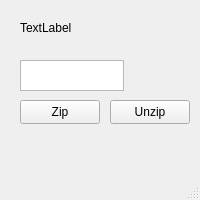
The window that mainwindow.ui (whiskeyAndrew/KArchiveWidget) describes before a commit, drawn with Qt 5.
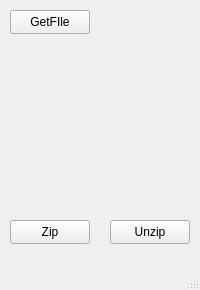
The same window after the commit.

```diff
--- a/mainwindow.ui
+++ b/mainwindow.ui
@@ -7,41 +7,18 @@
     <x>0</x>
     <y>0</y>
     <width>200</width>
-    <height>200</height>
+    <height>290</height>
    </rect>
   </property>
   <property name="windowTitle">
    <string>MainWindow</string>
   </property>
   <widget class="QWidget" name="centralwidget">
-   <widget class="QPlainTextEdit" name="plainTextEdit">
-    <property name="geometry">
-     <rect>
-      <x>20</x>
-      <y>60</y>
-      <width>104</width>
-      <height>31</height>
-     </rect>
-    </property>
-   </widget>
-   <widget class="QLabel" name="label">
-    <property name="geometry">
-     <rect>
-      <x>20</x>
-      <y>20</y>
-      <width>60</width>
-      <height>16</height>
-     </rect>
-    </property>
-    <property name="text">
-     <string>TextLabel</string>
-    </property>
-   </widget>
    <widget class="QPushButton" name="pushButton">
     <property name="geometry">
      <rect>
-      <x>20</x>
-      <y>100</y>
+      <x>10</x>
+      <y>220</y>
       <width>80</width>
       <height>24</height>
      </rect>
@@ -54,7 +31,7 @@
     <property name="geometry">
      <rect>
       <x>110</x>
-      <y>100</y>
+      <y>220</y>
       <width>80</width>
       <height>24</height>
      </rect>
@@ -63,6 +40,38 @@
      <string>Unzip</string>
     </property>
    </widget>
+   <widget class="QPushButton" name="pushButton_3">
+    <property name="geometry">
+     <rect>
+      <x>10</x>
+      <y>10</y>
+      <width>80</width>
+      <height>24</height>
+     </rect>
+    </property>
+    <property name="text">
+     <string>GetFIle</string>
+    </property>
+   </widget>
+   <widget class="QLabel" name="label">
+    <property name="geometry">
+     <rect>
+      <x>20</x>
+      <y>40</y>
+      <width>161</width>
+      <height>161</height>
+     </rect>
+    </property>
+    <property name="text">
+     <string/>
+    </property>
+    <property name="alignment">
+     <set>Qt::AlignCenter</set>
+    </property>
+    <property name="wordWrap">
+     <bool>true</bool>
+    </property>
+   </widget>
   </widget>
   <widget class="QMenuBar" name="menubar">
    <property name="geometry">
```
